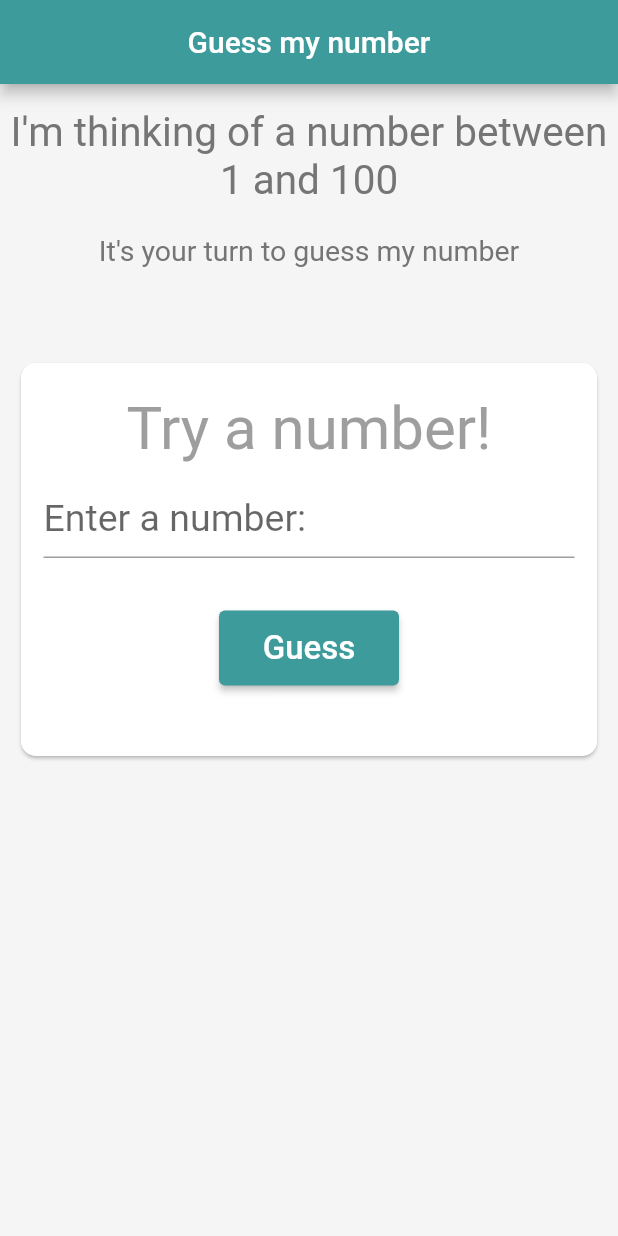
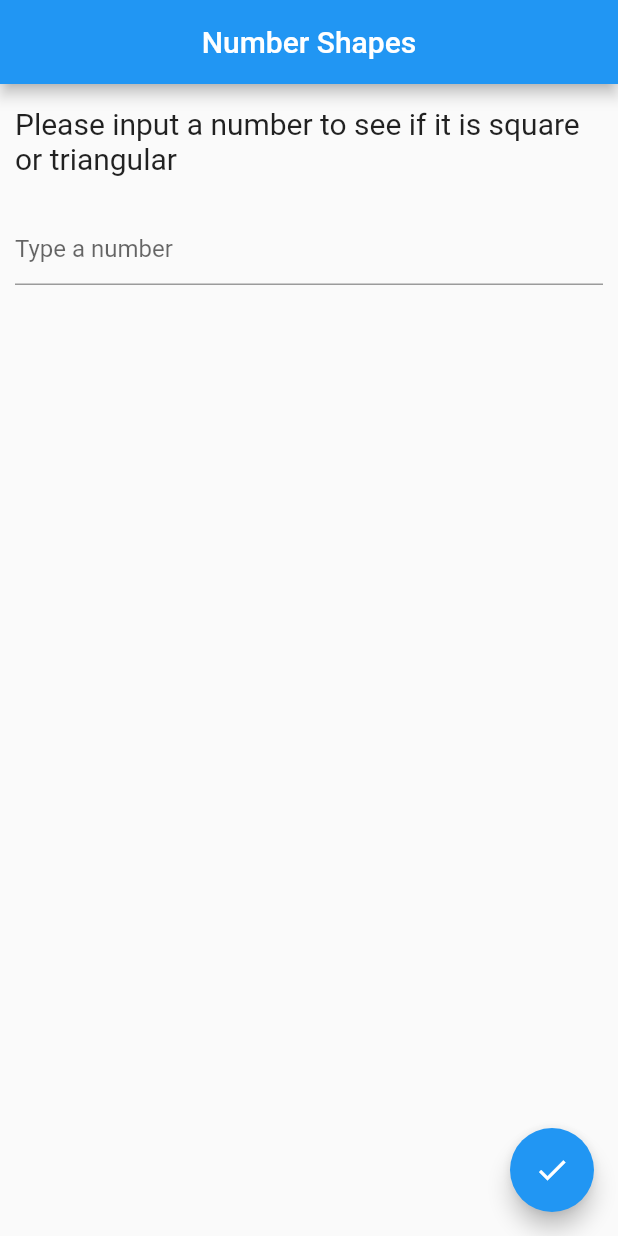
Before and after one commit to Alexandru736/FlutterCourseProjects, a Flutter app: the screen it shows after launch, on a phone screen of 412 x 824 dp. Run offline on Flutter 3.47's test engine with Material 2 defaults, Android fonts, the phone set to English and light mode, and no system bars.

Commit message:
Homework2_2 commit

```diff
--- /dev/null
+++ b/weekly_homeworks/lib/WeeklyHomeworks/Homework2/Homework2_2/homework2_2.dart
@@ -0,0 +1,125 @@
+import 'package:flutter/cupertino.dart';
+import 'package:flutter/material.dart';
+import 'dart:math';
+
+class Homework2_2 extends StatelessWidget {
+  const Homework2_2({Key? key}) : super(key: key);
+
+  @override
+  Widget build(BuildContext context) {
+    return MaterialApp(
+      title: 'Number Shapes',
+      home: Homework(),
+    );
+  }
+}
+
+class Homework extends StatefulWidget {
+  const Homework({Key? key}) : super(key: key);
+
+  @override
+  _HomeworkState createState() => _HomeworkState();
+}
+
+class _HomeworkState extends State<Homework> {
+  String inputText = 'Please input a number to '
+      'see if it is square or '
+      'triangular';
+
+  TextEditingController controller = TextEditingController();
+  List<String> listOfMessages = [
+    "is neither TRIANGULAR or SQUARE",
+    "is SQUARE",
+    "is TRIANGULAR",
+    "is both SQUARE or TRIANGULAR"
+  ];
+  String? errorText;
+
+  @override
+  Widget build(BuildContext context) {
+    return Scaffold(
+      appBar: AppBar(
+        title: Center(
+          child: Text('Number Shapes'),
+        ),
+      ),
+      floatingActionButton: FloatingActionButton(
+        onPressed: onPressed,
+        child: Icon(Icons.done),
+      ),
+      body: Column(
+        children: <Widget>[
+          Padding(
+            padding: EdgeInsets.only(top: 15.0, left: 10.0, right: 5.0),
+            child: Text(
+              inputText,
+              style: TextStyle(fontSize: 20.0),
+            ),
+          ),
+          Padding(
+            padding: EdgeInsets.only(top: 25.0, left: 10.0, right: 10.0),
+            child: TextField(
+              controller: controller,
+              decoration: InputDecoration(
+                errorText: errorText,
+                hintText: 'Type a number',
+              ),
+              keyboardType: TextInputType.numberWithOptions(decimal: false),
+            ),
+          ),
+        ],
+      ),
+    );
+  }
+
+  void onPressed() {
+    int? textFieldToInt = int.tryParse(controller.value.text);
+
+    if (textFieldToInt != null) {
+      setState(() {
+        errorText = null;
+      });
+      if (isSquare(textFieldToInt) && isTriangle(textFieldToInt)) {
+        resultAlertDialog(context, textFieldToInt, listOfMessages[3]);
+      } else if (isTriangle(textFieldToInt)) {
+        resultAlertDialog(context, textFieldToInt, listOfMessages[2]);
+      } else if (isSquare(textFieldToInt)) {
+        resultAlertDialog(context, textFieldToInt, listOfMessages[1]);
+      } else {
+        resultAlertDialog(context, textFieldToInt, listOfMessages[0]);
+      }
+      controller.clear();
+    } else {
+      setState(() {
+        errorText = "Please type a number";
+      });
+    }
+  }
+
+  bool isSquare(int number) {
+    for (int i = 0; i * i <= number; i++) {
+      if (i * i == number) {
+        return true;
+      }
+    }
+    return false;
+  }
+
+  bool isTriangle(int number) {
+    for (int i = 0; i * i * i <= number; i++) {
+      if (i * i * i == number) {
+        return true;
+      }
+    }
+    return false;
+  }
+
+  void resultAlertDialog(BuildContext context, int number, String text) {
+    showDialog(
+        context: context,
+        builder: (BuildContext context) => AlertDialog(
+              title: Text('$number'),
+              content: Text('Number $number ' + text),
+            ));
+  }
+}
--- a/weekly_homeworks/lib/main.dart
+++ b/weekly_homeworks/lib/main.dart
@@ -1,7 +1,8 @@
 import 'package:flutter/material.dart';
 import 'WeeklyHomeworks/Homework1/homework1.dart';
-import 'WeeklyHomeworks/Homework2/homework2.dart';
+import 'WeeklyHomeworks/Homework2/Homework2_1/homework2.dart';
+import 'WeeklyHomeworks/Homework2/Homework2_2/homework2_2.dart';
 
 void main() {
-  runApp(HomeWork2());
+  runApp(Homework2_2());
 }
```
Also changed, not shown: weekly_homeworks/lib/WeeklyHomeworks/Homework2/Homework2_1/homework2.dart (renamed from weekly_homeworks/lib/WeeklyHomeworks/Homework2/homework2.dart), 4 other files.
